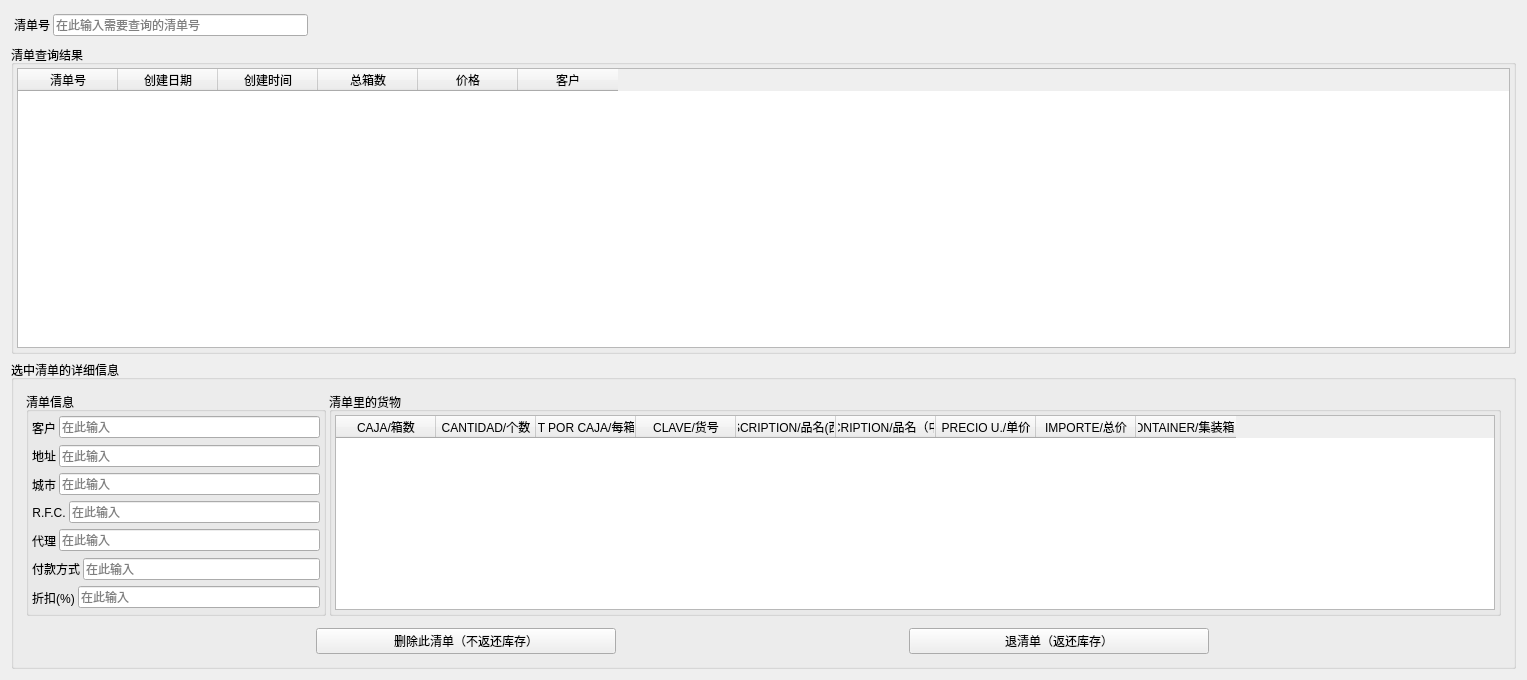
Before: the Qt Designer form CompanyStroageManagement/Search_List_Win.ui in linxinwNeo/CompanyStroageManagement, drawn with Qt 5.
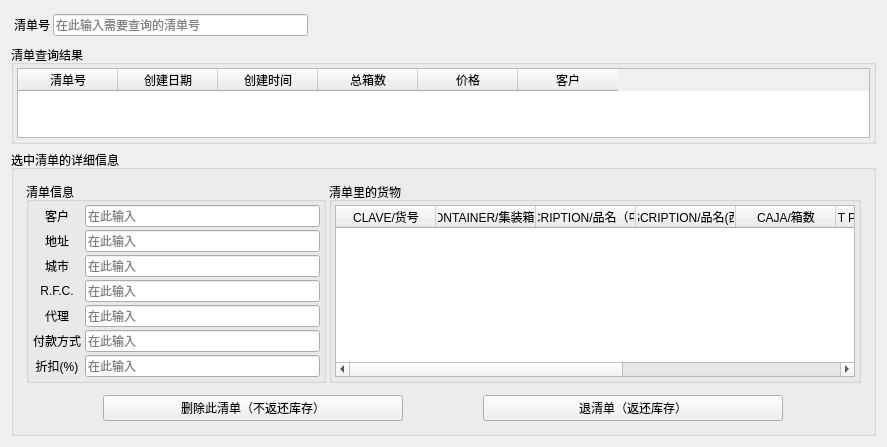
After: the same form once the commit is applied.

Patch:
```diff
--- a/CompanyStroageManagement/Search_List_Win.ui
+++ b/CompanyStroageManagement/Search_List_Win.ui
@@ -6,8 +6,8 @@
    <rect>
     <x>0</x>
     <y>0</y>
-    <width>1527</width>
-    <height>680</height>
+    <width>887</width>
+    <height>430</height>
    </rect>
   </property>
   <property name="windowTitle">
@@ -201,13 +201,13 @@
                 <widget class="QLabel" name="CLIENTE_label">
                  <property name="minimumSize">
                   <size>
-                   <width>10</width>
+                   <width>50</width>
                    <height>0</height>
                   </size>
                  </property>
                  <property name="maximumSize">
                   <size>
-                   <width>60</width>
+                   <width>100</width>
                    <height>16777215</height>
                   </size>
                  </property>
@@ -257,13 +257,13 @@
                 <widget class="QLabel" name="DOMICILIO_label">
                  <property name="minimumSize">
                   <size>
-                   <width>10</width>
+                   <width>50</width>
                    <height>0</height>
                   </size>
                  </property>
                  <property name="maximumSize">
                   <size>
-                   <width>60</width>
+                   <width>50</width>
                    <height>16777215</height>
                   </size>
                  </property>
@@ -313,13 +313,13 @@
                 <widget class="QLabel" name="CIUDAD_label">
                  <property name="minimumSize">
                   <size>
-                   <width>10</width>
+                   <width>50</width>
                    <height>0</height>
                   </size>
                  </property>
                  <property name="maximumSize">
                   <size>
-                   <width>60</width>
+                   <width>50</width>
                    <height>16777215</height>
                   </size>
                  </property>
@@ -369,7 +369,7 @@
                 <widget class="QLabel" name="RFC_label">
                  <property name="minimumSize">
                   <size>
-                   <width>10</width>
+                   <width>50</width>
                    <height>0</height>
                   </size>
                  </property>
@@ -425,13 +425,13 @@
                 <widget class="QLabel" name="AGENTE_label">
                  <property name="minimumSize">
                   <size>
-                   <width>10</width>
+                   <width>50</width>
                    <height>0</height>
                   </size>
                  </property>
                  <property name="maximumSize">
                   <size>
-                   <width>60</width>
+                   <width>50</width>
                    <height>16777215</height>
                   </size>
                  </property>
@@ -481,13 +481,13 @@
                 <widget class="QLabel" name="CONDICIONES_label">
                  <property name="minimumSize">
                   <size>
-                   <width>10</width>
+                   <width>50</width>
                    <height>0</height>
                   </size>
                  </property>
                  <property name="maximumSize">
                   <size>
-                   <width>130</width>
+                   <width>50</width>
                    <height>16777215</height>
                   </size>
                  </property>
@@ -537,13 +537,13 @@
                 <widget class="QLabel" name="DISCOUNT_label">
                  <property name="minimumSize">
                   <size>
-                   <width>10</width>
+                   <width>50</width>
                    <height>0</height>
                   </size>
                  </property>
                  <property name="maximumSize">
                   <size>
-                   <width>80</width>
+                   <width>50</width>
                    <height>100</height>
                   </size>
                  </property>
@@ -609,21 +609,6 @@
               <attribute name="horizontalHeaderMinimumSectionSize">
                <number>40</number>
               </attribute>
-              <column>
-               <property name="text">
-                <string>CAJA/箱数</string>
-               </property>
-              </column>
-              <column>
-               <property name="text">
-                <string>CANTIDAD/个数</string>
-               </property>
-              </column>
-              <column>
-               <property name="text">
-                <string>CANT POR CAJA/每箱个数</string>
-               </property>
-              </column>
               <column>
                <property name="text">
                 <string>CLAVE/货号</string>
@@ -631,7 +616,7 @@
               </column>
               <column>
                <property name="text">
-                <string>DESCRIPTION/品名(西语)</string>
+                <string>CONTAINER/集装箱号</string>
                </property>
               </column>
               <column>
@@ -639,6 +624,26 @@
                 <string>DESCRIPTION/品名（中文）</string>
                </property>
               </column>
+              <column>
+               <property name="text">
+                <string>DESCRIPTION/品名(西语)</string>
+               </property>
+              </column>
+              <column>
+               <property name="text">
+                <string>CAJA/箱数</string>
+               </property>
+              </column>
+              <column>
+               <property name="text">
+                <string>CANT POR CAJA/每箱个数</string>
+               </property>
+              </column>
+              <column>
+               <property name="text">
+                <string>CANTIDAD/个数</string>
+               </property>
+              </column>
               <column>
                <property name="text">
                 <string>PRECIO U./单价</string>
@@ -649,11 +654,6 @@
                 <string>IMPORTE/总价</string>
                </property>
               </column>
-              <column>
-               <property name="text">
-                <string>CONTAINER/集装箱号</string>
-               </property>
-              </column>
              </widget>
             </item>
            </layout>
```
